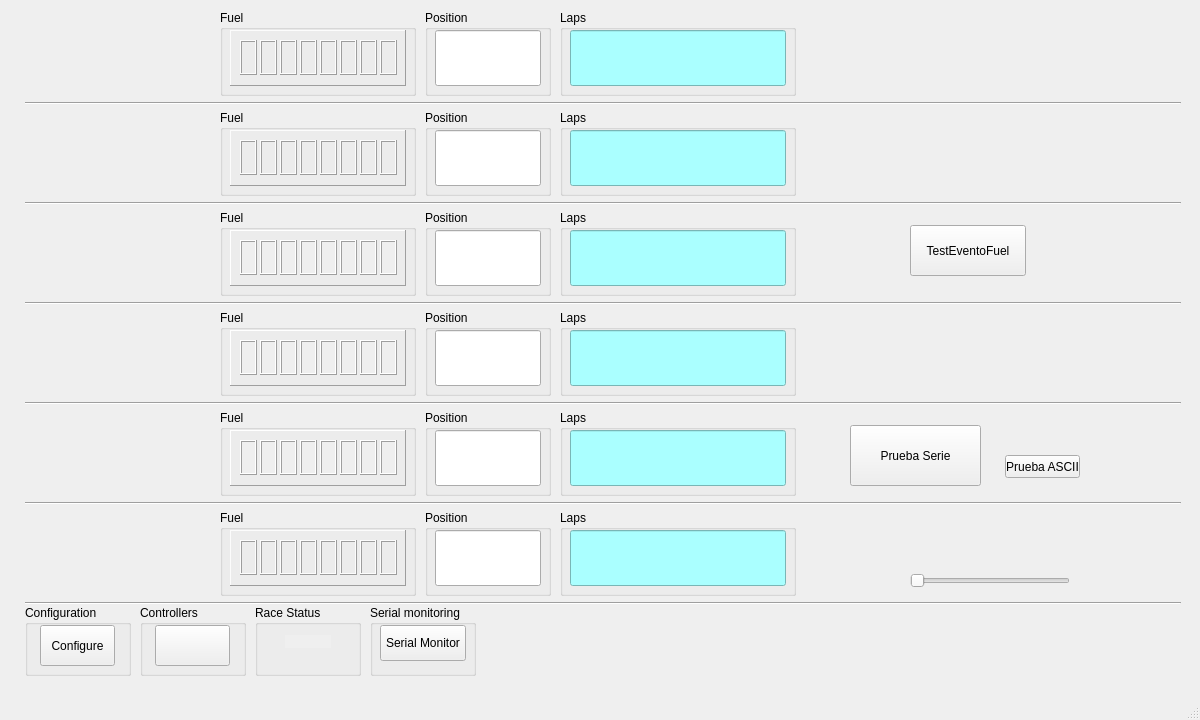
Before: the Qt Designer form src/mainwindow.ui in frechilla/qslotracing, drawn with Qt 5.
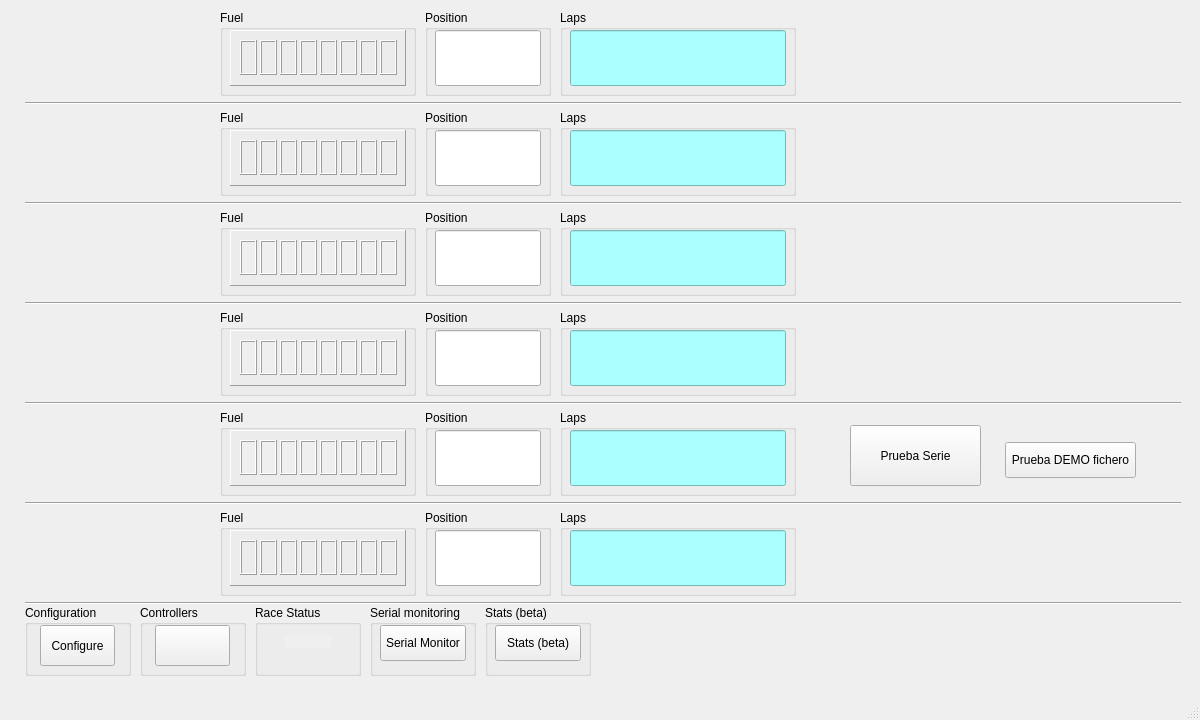
After: the same form once the commit is applied. Icons and pictures are not drawn.

Commit message: Bug fixed at reading from file at snifferfileascii, check if resolved; new dialog added for stats; bug fixed at serial monitor, now the bytes read are displayed on the window and can be saved to a file.

The edit to the form file:
```diff
--- a/src/mainwindow.ui
+++ b/src/mainwindow.ui
@@ -365,22 +365,6 @@
      </property>
     </widget>
    </widget>
-   <widget class="QSlider" name="horizontalSlider">
-    <property name="geometry">
-     <rect>
-      <x>910</x>
-      <y>570</y>
-      <width>160</width>
-      <height>21</height>
-     </rect>
-    </property>
-    <property name="maximum">
-     <number>8</number>
-    </property>
-    <property name="orientation">
-     <enum>Qt::Horizontal</enum>
-    </property>
-   </widget>
    <widget class="QFrame" name="frame_6">
     <property name="geometry">
      <rect>
@@ -553,13 +537,13 @@
     <property name="geometry">
      <rect>
       <x>1005</x>
-      <y>455</y>
-      <width>75</width>
-      <height>23</height>
+      <y>442</y>
+      <width>131</width>
+      <height>36</height>
      </rect>
     </property>
     <property name="text">
-     <string>Prueba ASCII</string>
+     <string>Prueba DEMO fichero</string>
     </property>
    </widget>
    <widget class="QPushButton" name="pushButton_3">
@@ -2002,19 +1986,6 @@
      </property>
     </widget>
    </widget>
-   <widget class="QPushButton" name="btnTestEventFuel">
-    <property name="geometry">
-     <rect>
-      <x>910</x>
-      <y>225</y>
-      <width>116</width>
-      <height>51</height>
-     </rect>
-    </property>
-    <property name="text">
-     <string>TestEventoFuel</string>
-    </property>
-   </widget>
    <widget class="QGroupBox" name="groupBox_21">
     <property name="geometry">
      <rect>
@@ -2070,6 +2041,32 @@
      </property>
     </widget>
    </widget>
+   <widget class="QGroupBox" name="groupBox_23">
+    <property name="geometry">
+     <rect>
+      <x>485</x>
+      <y>605</y>
+      <width>106</width>
+      <height>71</height>
+     </rect>
+    </property>
+    <property name="title">
+     <string>Stats (beta)</string>
+    </property>
+    <widget class="QPushButton" name="btnStats">
+     <property name="geometry">
+      <rect>
+       <x>10</x>
+       <y>20</y>
+       <width>86</width>
+       <height>36</height>
+      </rect>
+     </property>
+     <property name="text">
+      <string>Stats (beta)</string>
+     </property>
+    </widget>
+   </widget>
   </widget>
   <widget class="QMenuBar" name="menuBar">
    <property name="geometry">
```
Left out of the diff: 2 changed lines with no effect on the pictures. The commit also changes 10 other files.
